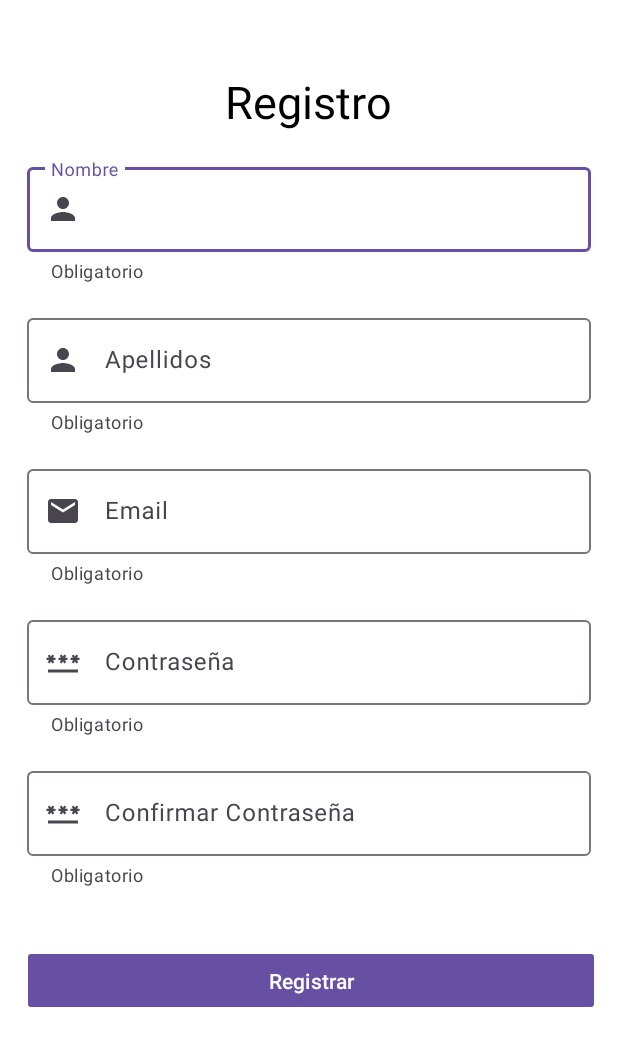
After one commit to Vidal2207/OptiVida-App, an Android app: the Registrar screen opened directly, with no data from a screen before it, on a phone screen of 412 x 824 dp. The commit adds this screen. Shown: the top 1046 px of the screen. Run offline under Robolectric (Android 15) with nearby library versions, the phone set to English and light mode, and no system bars; Roboto replaces fonts that are not available here.

Commit message:
Se agrego UI para registrase en la aplicacion

```diff
--- a/app/src/main/AndroidManifest.xml
+++ b/app/src/main/AndroidManifest.xml
@@ -17,6 +17,10 @@
             android:exported="false"
             android:screenOrientation="portrait"/>
 
+        <activity android:name=".CambiarPass" />
+
+        <activity android:name=".Registrar" />
+
         <activity
             android:name=".LoginActivity"
             android:exported="true">
@@ -26,7 +30,7 @@
             </intent-filter>
         </activity>
 
-        <activity android:name=".CambiarPass" />
+
 
         <meta-data
             android:name="preloaded_fonts"
--- a/app/src/main/java/com/ramtomka/optivida/LoginActivity.kt
+++ b/app/src/main/java/com/ramtomka/optivida/LoginActivity.kt
@@ -15,6 +15,8 @@ class LoginActivity : AppCompatActivity() {
 
         val btnOlvidar = findViewById<TextView>(R.id.OlvidarPass)
 
+        val btnRegistrar = findViewById<TextView>(R.id.registrar)
+
         btnLogin.setOnClickListener{
             //INICIAR OTRA ACTIVIDAD
             val intent = Intent(this,MainActivity::class.java)
@@ -27,5 +29,11 @@ class LoginActivity : AppCompatActivity() {
             startActivity(intent)
             finish()
         }
+
+        btnRegistrar.setOnClickListener {
+            val intent = Intent(this, Registrar::class.java)
+            startActivity(intent)
+            finish()
+        }
     }
 }
--- /dev/null
+++ b/app/src/main/java/com/ramtomka/optivida/Registrar.kt
@@ -0,0 +1,29 @@
+package com.ramtomka.optivida
+
+import android.content.Intent
+import android.os.Bundle
+import android.widget.Button
+import android.widget.TextView
+import android.widget.Toast
+import androidx.appcompat.app.AppCompatActivity
+
+class Registrar : AppCompatActivity() {
+    override fun onCreate(savedInstanceState: Bundle?) {
+        super.onCreate(savedInstanceState)
+        setContentView(R.layout.activity_registrar)
+
+        val btnLogin = findViewById<Button>(R.id.btn)
+
+
+        btnLogin.setOnClickListener{
+            //INICIAR OTRA ACTIVIDAD
+            val intent = Intent(this,MainActivity::class.java)
+            startActivity(intent)
+            finish()
+        }
+
+
+
+
+    }
+}
--- /dev/null
+++ b/app/src/main/res/drawable/ic_email.xml
@@ -0,0 +1,5 @@
+<vector android:height="24dp" android:tint="#000000"
+    android:viewportHeight="24" android:viewportWidth="24"
+    android:width="24dp" xmlns:android="http://schemas.android.com/apk/res/android">
+    <path android:fillColor="@android:color/white" android:pathData="M20,4L4,4c-1.1,0 -1.99,0.9 -1.99,2L2,18c0,1.1 0.9,2 2,2h16c1.1,0 2,-0.9 2,-2L22,6c0,-1.1 -0.9,-2 -2,-2zM20,8l-8,5 -8,-5L4,6l8,5 8,-5v2z"/>
+</vector>
--- a/app/src/main/res/layout/activity_login.xml
+++ b/app/src/main/res/layout/activity_login.xml
@@ -99,12 +99,13 @@
             app:layout_constraintStart_toStartOf="parent" />
 
         <TextView
-            android:id="@+id/textView5"
+            android:id="@+id/registrar"
             android:layout_width="wrap_content"
             android:layout_height="20dp"
             android:layout_marginTop="15dp"
             android:lineSpacingExtra="8sp"
             android:text="Registrarse"
+            android:clickable="true"
             android:textColor="#673AB7"
             android:textStyle="bold"
             app:layout_constraintEnd_toEndOf="parent"
--- /dev/null
+++ b/app/src/main/res/layout/activity_registrar.xml
@@ -0,0 +1,141 @@
+<?xml version="1.0" encoding="utf-8"?>
+<androidx.constraintlayout.widget.ConstraintLayout xmlns:android="http://schemas.android.com/apk/res/android"
+    xmlns:app="http://schemas.android.com/apk/res-auto"
+    xmlns:tools="http://schemas.android.com/tools"
+    android:layout_width="match_parent"
+    android:layout_height="match_parent"
+    android:background="@color/white"
+    tools:context=".Registrar">
+
+
+    <TextView
+        android:id="@+id/textView"
+        android:layout_width="wrap_content"
+        android:layout_height="wrap_content"
+        android:text="Registro"
+        android:textColor="@color/black"
+        android:textSize="30dp"
+        app:layout_constraintBottom_toBottomOf="parent"
+        app:layout_constraintEnd_toEndOf="parent"
+        app:layout_constraintHorizontal_bias="0.498"
+        app:layout_constraintStart_toStartOf="parent"
+        app:layout_constraintTop_toTopOf="parent"
+        app:layout_constraintVertical_bias="0.06" />
+
+    <Button
+        android:id="@+id/btn"
+        android:layout_width="377dp"
+        android:layout_height="43dp"
+        android:layout_marginTop="544dp"
+        android:text="Registrar"
+        android:textAlignment="center"
+        android:textFontWeight="@integer/material_motion_duration_long_2"
+        app:cornerRadius="@dimen/cardview_default_radius"
+        app:layout_constraintEnd_toEndOf="parent"
+        app:layout_constraintHorizontal_bias="0.529"
+        app:layout_constraintStart_toStartOf="parent"
+        app:layout_constraintTop_toBottomOf="@+id/textView" />
+
+    <com.google.android.material.textfield.TextInputLayout
+        android:id="@+id/tilNombre"
+        android:layout_width="match_parent"
+        android:layout_height="wrap_content"
+        android:layout_margin="18dp"
+        android:layout_marginTop="56dp"
+        android:hint="Nombre"
+        app:helperText="Obligatorio"
+        app:layout_constraintTop_toBottomOf="@+id/textView"
+        app:startIconDrawable="@drawable/ic_person"
+        tools:layout_editor_absoluteX="19dp">
+
+        <com.google.android.material.textfield.TextInputEditText
+            android:id="@+id/txtNombre"
+            android:layout_width="match_parent"
+            android:layout_height="wrap_content"
+            android:inputType="textPersonName|textCapWords" />
+
+    </com.google.android.material.textfield.TextInputLayout>
+
+    <com.google.android.material.textfield.TextInputLayout
+        android:id="@+id/tilApellido"
+        android:layout_width="match_parent"
+        android:layout_height="wrap_content"
+        android:layout_margin="18dp"
+        android:hint="Apellidos"
+        app:helperText="Obligatorio"
+        app:layout_constraintTop_toBottomOf="@+id/tilNombre"
+        app:startIconDrawable="@drawable/ic_person"
+        tools:layout_editor_absoluteX="29dp">
+
+        <com.google.android.material.textfield.TextInputEditText
+            android:id="@+id/txtApellido"
+            android:layout_width="match_parent"
+            android:layout_height="wrap_content"
+            android:inputType="textPersonName|textCapWords" />
+
+    </com.google.android.material.textfield.TextInputLayout>
+
+    <com.google.android.material.textfield.TextInputLayout
+        android:id="@+id/tilemail"
+        android:layout_width="match_parent"
+        android:layout_height="wrap_content"
+        android:layout_margin="18dp"
+        android:hint="Email"
+
+        app:helperText="Obligatorio"
+
+        app:layout_constraintTop_toBottomOf="@+id/tilApellido"
+        app:startIconDrawable="@drawable/ic_email"
+        tools:layout_editor_absoluteX="-16dp">
+
+        <com.google.android.material.textfield.TextInputEditText
+            android:id="@+id/txtemail"
+            android:layout_width="match_parent"
+            android:layout_height="wrap_content"
+            android:inputType="textPersonName|textCapWords" />
+
+    </com.google.android.material.textfield.TextInputLayout>
+
+    <com.google.android.material.textfield.TextInputLayout
+        android:id="@+id/tilPass"
+        android:layout_width="match_parent"
+        android:layout_height="wrap_content"
+        android:layout_margin="18dp"
+        android:layout_marginTop="252dp"
+        android:hint="Contraseña"
+        app:helperText="Obligatorio"
+
+        app:layout_constraintTop_toBottomOf="@+id/tilemail"
+        app:startIconDrawable="@drawable/ic_password"
+        tools:layout_editor_absoluteX="18dp">
+
+        <com.google.android.material.textfield.TextInputEditText
+            android:id="@+id/txtPäss"
+            android:layout_width="match_parent"
+            android:layout_height="wrap_content"
+            android:inputType="textPersonName|textCapWords" />
+
+    </com.google.android.material.textfield.TextInputLayout>
+
+    <com.google.android.material.textfield.TextInputLayout
+        android:id="@+id/tilPass1"
+        android:layout_width="match_parent"
+        android:layout_height="wrap_content"
+        android:layout_margin="18dp"
+        android:hint="Confirmar Contraseña"
+        app:helperText="Obligatorio"
+
+        app:layout_constraintTop_toBottomOf="@+id/tilPass"
+        app:startIconDrawable="@drawable/ic_password"
+        tools:layout_editor_absoluteX="28dp">
+
+        <com.google.android.material.textfield.TextInputEditText
+            android:id="@+id/txtPäss1"
+            android:layout_width="match_parent"
+            android:layout_height="wrap_content"
+            android:inputType="textPersonName|textCapWords" />
+
+    </com.google.android.material.textfield.TextInputLayout>
+
+
+</androidx.constraintlayout.widget.ConstraintLayout>
```
